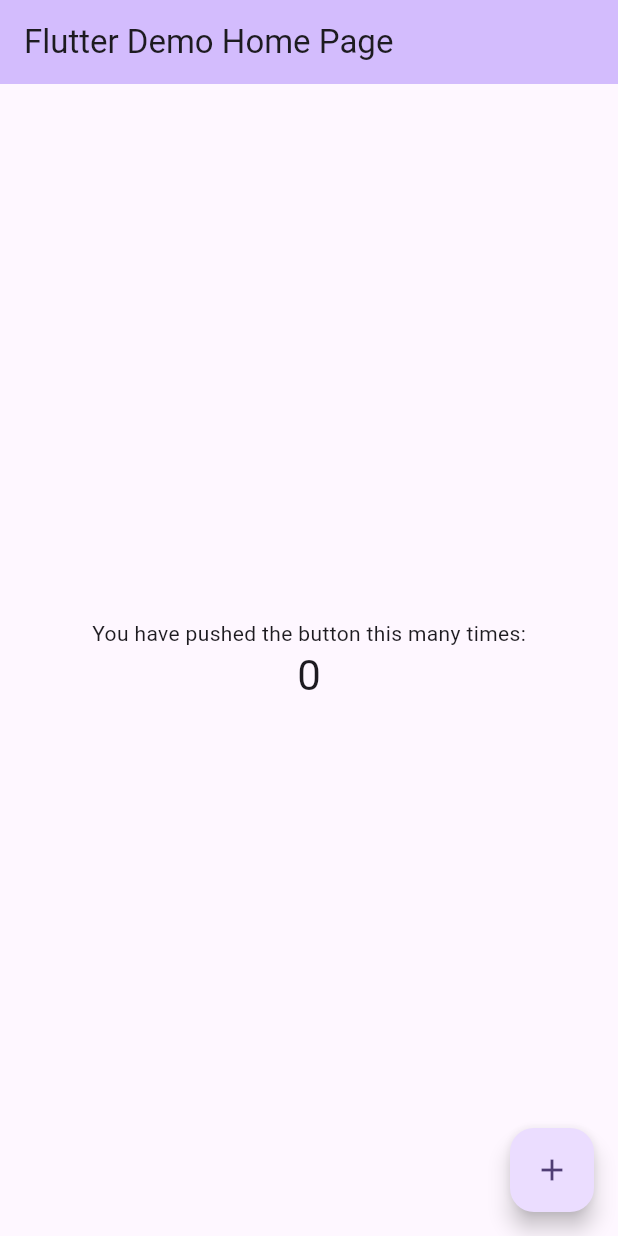
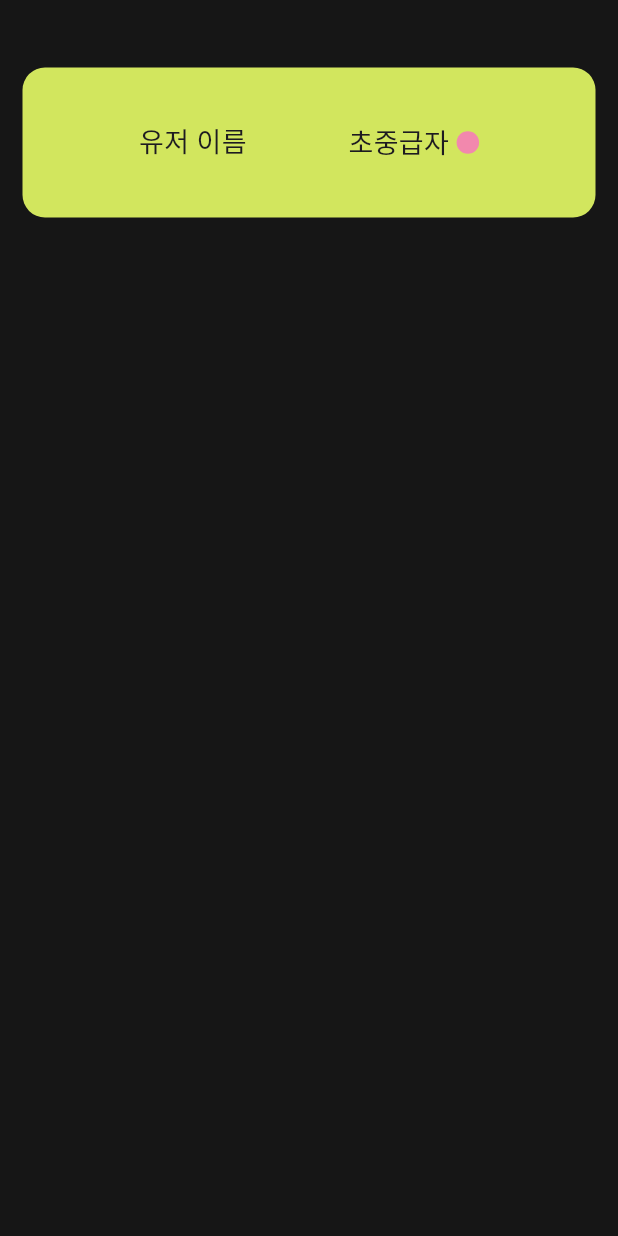
Before and after one commit to AXAX-Kuddy/work_out_diary, a Flutter app: the screen it shows after launch, on a phone screen of 412 x 824 dp. Run offline on Flutter 3.47's test engine with Material 3 defaults, Android fonts, the light colour scheme and no system bars; our stand-ins replace line_icons; Roboto replaces fonts that are missing (Pretendard).

Commit message:
2024.2.15

```diff
--- a/work_out_app/lib/main.dart
+++ b/work_out_app/lib/main.dart
@@ -1,125 +1,74 @@
 import 'package:flutter/material.dart';
+import 'package:work_out_app/palette.dart' as palette;
+import 'package:work_out_app/widgets/base_page.dart';
+import 'package:line_icons/line_icons.dart';
+import 'package:line_icons/line_icon.dart';
 
 void main() {
-  runApp(const MyApp());
+  runApp(
+    MaterialApp(
+      theme: ThemeData(
+        fontFamily: "Pretendard",
+      ),
+      home: const MyApp(),
+    ),
+  );
 }
 
 class MyApp extends StatelessWidget {
   const MyApp({super.key});
 
-  // This widget is the root of your application.
   @override
   Widget build(BuildContext context) {
-    return MaterialApp(
-      title: 'Flutter Demo',
-      theme: ThemeData(
-        // This is the theme of your application.
-        //
-        // TRY THIS: Try running your application with "flutter run". You'll see
-        // the application has a blue toolbar. Then, without quitting the app,
-        // try changing the seedColor in the colorScheme below to Colors.green
-        // and then invoke "hot reload" (save your changes or press the "hot
-        // reload" button in a Flutter-supported IDE, or press "r" if you used
-        // the command line to start the app).
-        //
-        // Notice that the counter didn't reset back to zero; the application
-        // state is not lost during the reload. To reset the state, use hot
-        // restart instead.
-        //
-        // This works for code too, not just values: Most code changes can be
-        // tested with just a hot reload.
-        colorScheme: ColorScheme.fromSeed(seedColor: Colors.deepPurple),
-        useMaterial3: true,
+    return BasePage(
+      inputContent: [
+        // ignore: sized_box_for_whitespace
+        Container(
+          height: 100,
+          decoration: BoxDecoration(
+            color: palette.cardColorYelGreen,
+            borderRadius: BorderRadius.circular(15),
           ),
-      home: const MyHomePage(title: 'Flutter Demo Home Page'),
-    );
-  }
-}
-
-class MyHomePage extends StatefulWidget {
-  const MyHomePage({super.key, required this.title});
-
-  // This widget is the home page of your application. It is stateful, meaning
-  // that it has a State object (defined below) that contains fields that affect
-  // how it looks.
-
-  // This class is the configuration for the state. It holds the values (in this
-  // case the title) provided by the parent (in this case the App widget) and
-  // used by the build method of the State. Fields in a Widget subclass are
-  // always marked "final".
-
-  final String title;
-
-  @override
-  State<MyHomePage> createState() => _MyHomePageState();
-}
-
-class _MyHomePageState extends State<MyHomePage> {
-  int _counter = 0;
-
-  void _incrementCounter() {
-    setState(() {
-      // This call to setState tells the Flutter framework that something has
-      // changed in this State, which causes it to rerun the build method below
-      // so that the display can reflect the updated values. If we changed
-      // _counter without calling setState(), then the build method would not be
-      // called again, and so nothing would appear to happen.
-      _counter++;
-    });
-  }
-
-  @override
-  Widget build(BuildContext context) {
-    // This method is rerun every time setState is called, for instance as done
-    // by the _incrementCounter method above.
-    //
-    // The Flutter framework has been optimized to make rerunning build methods
-    // fast, so that you can just rebuild anything that needs updating rather
-    // than having to individually change instances of widgets.
-    return Scaffold(
-      appBar: AppBar(
-        // TRY THIS: Try changing the color here to a specific color (to
-        // Colors.amber, perhaps?) and trigger a hot reload to see the AppBar
-        // change color while the other colors stay the same.
-        backgroundColor: Theme.of(context).colorScheme.inversePrimary,
-        // Here we take the value from the MyHomePage object that was created by
-        // the App.build method, and use it to set our appbar title.
-        title: Text(widget.title),
+          child: Expanded(
+            child: Padding(
+              padding: const EdgeInsets.all(10),
+              child: Row(
+                mainAxisAlignment: MainAxisAlignment.spaceEvenly,
+                children: [
+                  const Text(
+                    "유저 이름",
+                    style: TextStyle(
+                      fontSize: 18,
                     ),
-      body: Center(
-        // Center is a layout widget. It takes a single child and positions it
-        // in the middle of the parent.
-        child: Column(
-          // Column is also a layout widget. It takes a list of children and
-          // arranges them vertically. By default, it sizes itself to fit its
-          // children horizontally, and tries to be as tall as its parent.
-          //
-          // Column has various properties to control how it sizes itself and
-          // how it positions its children. Here we use mainAxisAlignment to
-          // center the children vertically; the main axis here is the vertical
-          // axis because Columns are vertical (the cross axis would be
-          // horizontal).
-          //
-          // TRY THIS: Invoke "debug painting" (choose the "Toggle Debug Paint"
-          // action in the IDE, or press "p" in the console), to see the
-          // wireframe for each widget.
-          mainAxisAlignment: MainAxisAlignment.center,
-          children: <Widget>[
+                  ),
+                  Row(
+                    children: [
                       const Text(
-              'You have pushed the button this many times:',
+                        "초중급자",
+                        style: TextStyle(
+                          fontSize: 18,
+                          fontWeight: FontWeight.normal,
                         ),
-            Text(
-              '$_counter',
-              style: Theme.of(context).textTheme.headlineMedium,
+                      ),
+                      const SizedBox(
+                        width: 5,
+                      ),
+                      Container(
+                        width: 15,
+                        height: 15,
+                        decoration: BoxDecoration(
+                          color: palette.tierMiddleLow,
+                          borderRadius: BorderRadius.circular(50),
+                        ),
+                      ),
+                    ],
                   ),
                 ],
               ),
             ),
-      floatingActionButton: FloatingActionButton(
-        onPressed: _incrementCounter,
-        tooltip: 'Increment',
-        child: const Icon(Icons.add),
-      ), // This trailing comma makes auto-formatting nicer for build methods.
+          ),
+        ),
+      ],
     );
   }
 }
--- /dev/null
+++ b/work_out_app/lib/palette.dart
@@ -0,0 +1,13 @@
+import 'package:flutter/material.dart';
+
+// 자주쓰는 색
+var bgColor = const Color.fromARGB(255, 22, 22, 22);
+var cardColorYelGreen = const Color.fromRGBO(210, 230, 94, 1);
+
+//
+// 티어색
+var tierLow = Colors.brown;
+var tierMiddleLow = const Color.fromRGBO(242, 136, 173, 1);
+var tierMiddle = const Color.fromRGBO(117, 99, 215, 1);
+var tierMiddleHigh = const Color.fromARGB(255, 245, 92, 49);
+var tierHigh = const Color.fromRGBO(82, 179, 175, 1);
--- /dev/null
+++ b/work_out_app/lib/widgets/base_page.dart
@@ -0,0 +1,35 @@
+import 'package:flutter/material.dart';
+import 'package:work_out_app/palette.dart' as palette;
+
+class BasePage extends StatelessWidget {
+  final List<Widget> inputContent;
+
+  const BasePage({
+    super.key,
+    required this.inputContent,
+  });
+
+  @override
+  Widget build(BuildContext context) {
+    return Scaffold(
+      body: Container(
+        decoration: BoxDecoration(
+          color: palette.bgColor,
+        ),
+        // ignore: prefer_const_constructors
+        child: Padding(
+          padding: const EdgeInsets.all(15),
+          child: Column(
+            crossAxisAlignment: CrossAxisAlignment.center,
+            children: [
+              const SizedBox(
+                height: 30,
+              ),
+              ...inputContent
+            ],
+          ),
+        ),
+      ),
+    );
+  }
+}
```
Also changed, not shown: work_out_app/pubspec.yaml (+9 -0 lines), work_out_app/pubspec.lock, 3 other files. Lines whose indentation alone changed are shown as unchanged.
